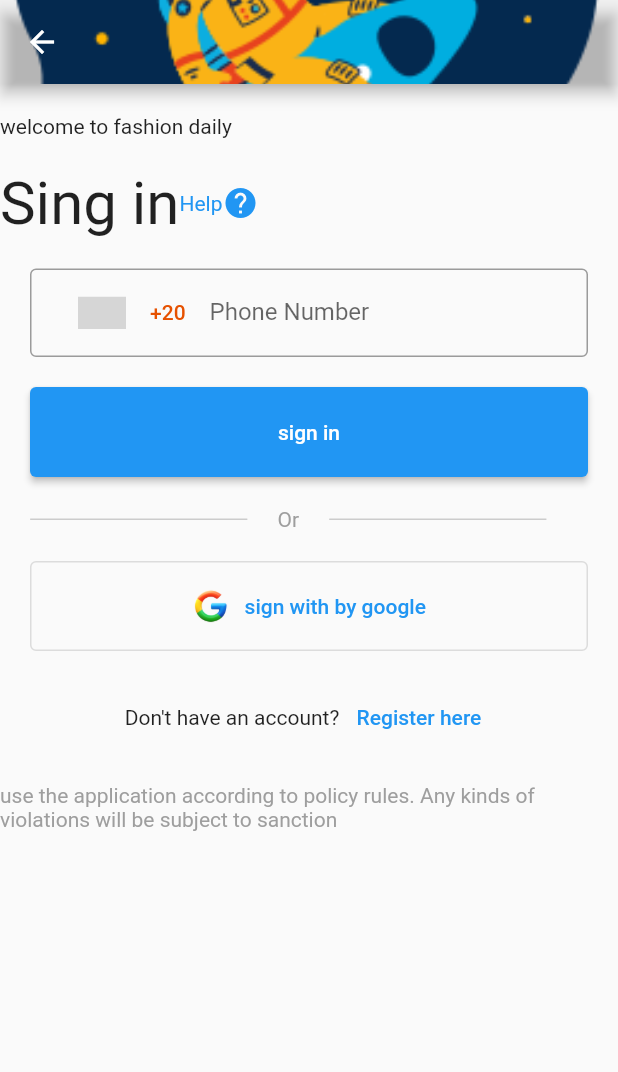
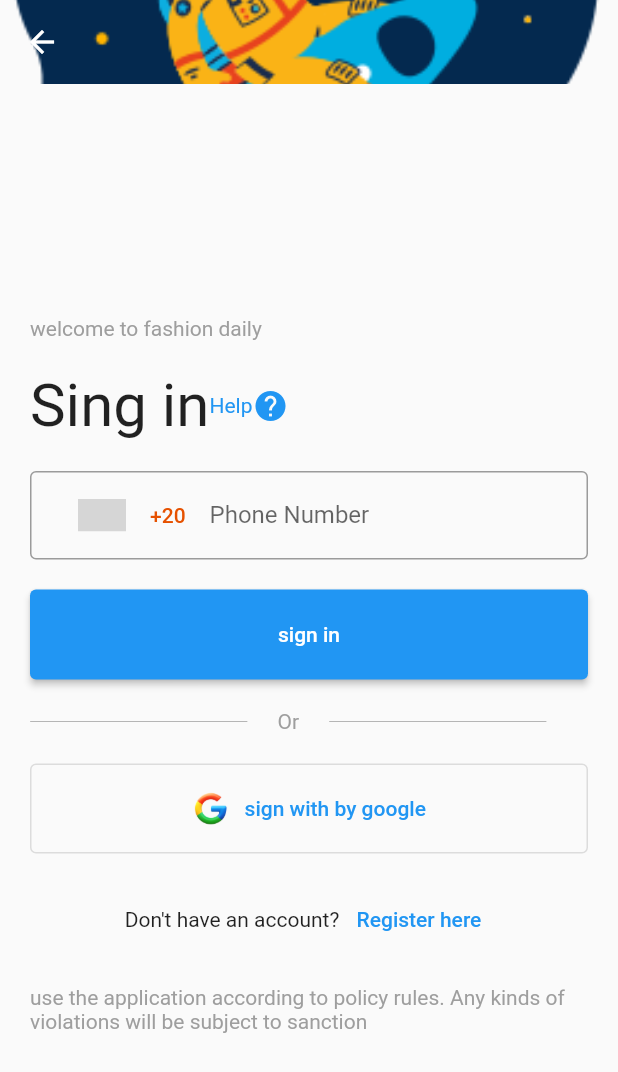
Before and after one commit to margaretmaher711/login-firsttask-algoriza, a Flutter app: the screen it shows after launch, after a tap on "Get Started", on a phone screen of 412 x 824 dp. Shown: the top 1072 px of the screen. Run offline on Flutter 3.47's test engine with Material 2 defaults, Android fonts, the light colour scheme and no system bars; drawn by our look-alikes of country_code_picker; our stand-ins replace flutter_screenutil, smooth_page_indicator; grey boxes are pictures that could not be loaded.

Commit message:
Add files via upload

```diff
--- a/lib/getstart.dart
+++ b/lib/getstart.dart
@@ -1,4 +1,5 @@
 import 'package:flutter/material.dart';
+import 'package:smooth_page_indicator/smooth_page_indicator.dart';
 import 'package:task1algoriza/login.dart';
 import 'package:task1algoriza/register.dart';
 
@@ -10,13 +11,26 @@ class GetStart extends StatefulWidget {
 }
 
 class _GetStartState extends State<GetStart> {
+  final controller = PageController(viewportFraction: 0.8, keepPage: true);
+  final List<int> PageNum = [0, 1, 2];
+
   @override
   Widget build(BuildContext context) {
     return Scaffold(
-      appBar: AppBar(backgroundColor: Colors.white,
+      appBar: AppBar(
+        elevation: 0,
+        backgroundColor: Colors.white,
         actions: [
-          ElevatedButton(
-
+          Padding(
+            padding: const EdgeInsets.all(10.0),
+            child: ConstrainedBox(
+              constraints: const BoxConstraints.tightFor(width: 70, height: 5),
+              child: ElevatedButton(
+                style: ElevatedButton.styleFrom(
+                  primary: Colors.pinkAccent[700],
+                  shape: RoundedRectangleBorder(
+                      borderRadius: BorderRadius.circular(20)),
+                ),
                 onPressed: () {
                   Navigator.push(
                     context,
@@ -25,16 +39,19 @@ class _GetStartState extends State<GetStart> {
                 },
                 child: Text('skip'),
                 //  style: ButtonStyle(backgroundColor: RenderErrorBox.backgroundColor.green),
+              ),
+            ),
           )
         ],
       ),
-      body: Column(
+      body: Padding(
+        padding: const EdgeInsets.all(20.0),
+        child: SingleChildScrollView(
+          child: Column(
             mainAxisAlignment: MainAxisAlignment.center,
             //    crossAxisAlignment: CrossAxisAlignment.center,
             children: <Widget>[
-          Text(
-            '7Krave',
-          ),
+              Container(width:150,height:100,child: Image(image: AssetImage('images/GirlPower.png'))),
               Image(image: AssetImage('images/selfy.png')),
               Text(
                 'Get food delivery to your doorstep asap',
@@ -45,48 +62,28 @@ class _GetStartState extends State<GetStart> {
               ),
               Text(
                 'we have young and professional delivery team that will bring your food as soon as possible to your doorstep',
+                style: TextStyle(color: Colors.grey),
               ),
               SizedBox(
                 height: 20,
               ),
-          Container(
-            decoration: BoxDecoration(
-              borderRadius: BorderRadius.all(Radius.circular(5)),
-            ),
-            height: 20,
-            width: 200,
-            child: ListView.builder(
-              scrollDirection: Axis.horizontal,
-              shrinkWrap: true,
-              physics: ScrollPhysics(),
-              itemBuilder: (context, index) => Row(
-                children: [
-                  Container(
-
-
-                    color: Colors.grey,
-                    width: 50,
-                    height: 5,
-                  ),
-                  Container(
-                    // decoration: BoxDecoration(
-                    //   borderRadius: BorderRadius.all(Radius.circular(20)),
-                    // ),
-
-                    width: 20,
-                    height: 20,
-                  ),
-                ],
-              ),
-              itemCount: 3,
-            ),
-          ),
+              SmoothPageIndicator(
+                  controller: controller,
+                  count: PageNum.length,
+                  effect: ScrollingDotsEffect(
+                    activeStrokeWidth: 2.6,
+                    activeDotScale: 1.3,
+                    maxVisibleDots: 5,
+                    radius: 8,
+                    spacing: 10,
+                    dotHeight: 8,
+                    dotWidth: 20,
+                    activeDotColor: Colors.deepOrangeAccent,
+                  )),
               SizedBox(
                 height: 20,
               ),
-          Padding(
-            padding: const EdgeInsets.only(left: 20, right: 20),
-            child: ElevatedButton(
+              ElevatedButton(
                   onPressed: () {
                     Navigator.push(
                       context,
@@ -97,18 +94,19 @@ class _GetStartState extends State<GetStart> {
                       width: double.infinity,
                       height: 60,
                       child: Center(child: Text('Get Started')))),
-          ),
               SizedBox(
                 height: 15,
               ),
               Row(
+                mainAxisAlignment: MainAxisAlignment.center,
                 children: [
                   Text('Don\'t have an account?'),
                   TextButton(
                       onPressed: () {
                         Navigator.push(
                           context,
-                      MaterialPageRoute(builder: (context) => const Register()),
+                          MaterialPageRoute(
+                              builder: (context) => const Register()),
                         );
                       },
                       child: Text(' Sign Up'))
@@ -116,6 +114,8 @@ class _GetStartState extends State<GetStart> {
               )
             ],
           ),
+        ),
+      ),
     );
   }
 }
--- a/lib/login.dart
+++ b/lib/login.dart
@@ -10,23 +10,26 @@ class Login extends StatelessWidget {
   Widget build(BuildContext context) {
     return Scaffold(
       appBar: AppBar(
+        elevation: 0,
         flexibleSpace: Image(
           image: AssetImage('images/space.png'),
           fit: BoxFit.cover,
         ),
         backgroundColor: Colors.transparent,
       ),
-      body: SingleChildScrollView(
+      body: Padding(
+        padding: EdgeInsets.all(20.0),
+        child: Center(
+          child: SingleChildScrollView(
             child: Column(
+              crossAxisAlignment: CrossAxisAlignment.start,
               children: [
                 SizedBox(
                   height: 20,
                 ),
-            Row(
-              mainAxisAlignment: MainAxisAlignment.start,
-              children: [
-                Text('welcome to fashion daily'),
-              ],
+                Text(
+                  'welcome to fashion daily',
+                  style: TextStyle(color: Colors.grey),
                 ),
                 SizedBox(
                   height: 20,
@@ -53,6 +56,7 @@ class Login extends StatelessWidget {
                                 Text(
                                   'Help',
                                   style: TextStyle(color: Colors.blue),
+                                  textAlign: TextAlign.left,
                                 ),
                                 Icon(
                                   Icons.help,
@@ -70,9 +74,7 @@ class Login extends StatelessWidget {
                 SizedBox(
                   height: 20,
                 ),
-            Padding(
-              padding: const EdgeInsets.only(left: 20, right: 20),
-              child: TextFormField(
+                TextFormField(
                   keyboardType: TextInputType.number,
                   decoration: InputDecoration(
                     prefixIcon: CountryCodePicker(
@@ -86,28 +88,22 @@ class Login extends StatelessWidget {
                     border: OutlineInputBorder(),
                   ),
                 ),
-            ),
                 SizedBox(
                   height: 20,
                 ),
-            Padding(
-              padding: const EdgeInsets.only(left: 20, right: 20),
-              child: Container(
+                Container(
                   width: double.infinity,
                   height: 60,
                   child: ElevatedButton(
                     onPressed: () {},
                     child: Container(child: Text('sign in')),
-                  style: ButtonStyle(),
-                ),
+                    style: const ButtonStyle(),
                   ),
                 ),
                 SizedBox(
                   height: 20,
                 ),
-            Padding(
-              padding: const EdgeInsets.only(left: 20, right: 20),
-              child: Row(
+                Row(
                   children: [
                     Container(
                       decoration: BoxDecoration(
@@ -137,13 +133,10 @@ class Login extends StatelessWidget {
                     ),
                   ],
                 ),
-            ),
                 SizedBox(
                   height: 20,
                 ),
-            Padding(
-              padding: const EdgeInsets.only(left: 20, right: 20),
-              child: OutlinedButton(
+                OutlinedButton(
                   onPressed: () {},
                   child: Container(
                     height: 60,
@@ -155,7 +148,8 @@ class Login extends StatelessWidget {
                           width: 25,
                           height: 25,
                           decoration: BoxDecoration(
-                            borderRadius: BorderRadius.all(Radius.circular(5))),
+                              borderRadius:
+                                  BorderRadius.all(Radius.circular(5))),
                           child: Image(
                             // width: 100,
                             // height: 100,
@@ -170,7 +164,6 @@ class Login extends StatelessWidget {
                     ),
                   ),
                 ),
-            ),
                 SizedBox(
                   height: 20,
                 ),
@@ -182,8 +175,7 @@ class Login extends StatelessWidget {
                         onPressed: () {
                           Navigator.push(
                             context,
-                        MaterialPageRoute(
-                            builder: (context) => const Register()),
+                            MaterialPageRoute(builder: (context) => Register()),
                           );
                         },
                         child: Text(' Register here')),
@@ -193,7 +185,6 @@ class Login extends StatelessWidget {
                   height: 20,
                 ),
                 Row(
-              mainAxisAlignment: MainAxisAlignment.center,
                   children: [
                     Flexible(
                       child: Text(
@@ -205,6 +196,8 @@ class Login extends StatelessWidget {
               ],
             ),
           ),
+        ),
+      ),
     );
   }
 }
--- a/lib/main.dart
+++ b/lib/main.dart
@@ -3,8 +3,10 @@ import 'package:country_code_picker/country_code_picker.dart';
 import 'package:flutter/rendering.dart';
 import 'package:flutter_screenutil/flutter_screenutil.dart';
 import 'package:task1algoriza/getstart.dart';
+import 'package:task1algoriza/homhom.dart';
 import 'package:task1algoriza/register.dart';
 import 'login.dart';
+import 'package:smooth_page_indicator/smooth_page_indicator.dart';
 
 void main() {
   runApp(const MyApp());
@@ -12,8 +14,8 @@ void main() {
 
 class MyApp extends StatelessWidget {
   const MyApp({Key? key}) : super(key: key);
+  // This widget is the root of your application.
 
-  // This widget is the root of your application.
   @override
   Widget build(BuildContext context) {
     return MaterialApp(
@@ -36,14 +38,8 @@ class MyHomePage extends StatefulWidget {
 }
 
 class _MyHomePageState extends State<MyHomePage> {
-  int _counter = 0;
 
-  void _incrementCounter() {
-    setState(() {
-      _counter++;
-    });
-  }
-
+ final controller = PageController(viewportFraction: 0.8, keepPage: true);
   @override
   Widget build(BuildContext context) {
     return Scaffold(
--- a/lib/register.dart
+++ b/lib/register.dart
@@ -14,6 +14,7 @@ class _RegisterState extends State<Register> {
   Widget build(BuildContext context) {
     return Scaffold(
       appBar: AppBar(
+        elevation: 0,
         flexibleSpace: Image(
           image: AssetImage('images/space.png'),
           fit: BoxFit.cover,
```
Lines whose indentation alone changed are shown as unchanged.
